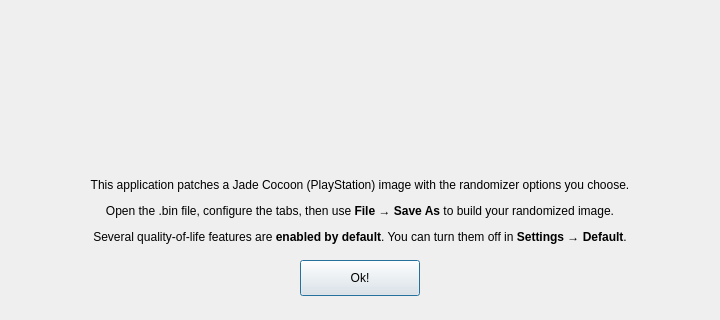
Before: the Qt Designer form src/FrontendQt/WelcomeDialog.ui in Meos4/Jade-Cocoon-Randomizer, drawn with Qt 5; both pictures show x 0 to 720 and y 140 to 460 of the 720 by 460 pixel window.
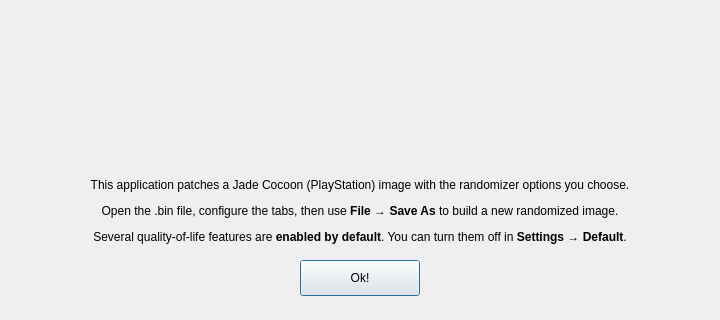
After: the same form once the commit is applied. Icons and pictures are not drawn.

Commit message: Quick clarification regarding iso generation

Diff of the .ui file:
```diff
--- a/src/FrontendQt/WelcomeDialog.ui
+++ b/src/FrontendQt/WelcomeDialog.ui
@@ -142,7 +142,7 @@
      <item>
       <widget class="QLabel" name="messageLabel">
        <property name="text">
-        <string>&lt;html&gt;&lt;head/&gt;&lt;body&gt;&lt;p align=&quot;center&quot;&gt;This application patches a Jade Cocoon (PlayStation) image with the randomizer options you choose.&lt;/p&gt;&lt;p align=&quot;center&quot;&gt;Open the .bin file, configure the tabs, then use &lt;span style=&quot; font-weight:700;&quot;&gt;File → Save As&lt;/span&gt; to build your randomized image.&lt;/p&gt;&lt;p align=&quot;center&quot;&gt;Several quality-of-life features are &lt;span style=&quot; font-weight:700;&quot;&gt;enabled by default&lt;/span&gt;. You can turn them off in &lt;span style=&quot; font-weight:700;&quot;&gt;Settings → Default&lt;/span&gt;.&lt;/p&gt;&lt;/body&gt;&lt;/html&gt;</string>
+        <string>&lt;html&gt;&lt;head/&gt;&lt;body&gt;&lt;p align=&quot;center&quot;&gt;This application patches a Jade Cocoon (PlayStation) image with the randomizer options you choose.&lt;/p&gt;&lt;p align=&quot;center&quot;&gt;Open the .bin file, configure the tabs, then use &lt;span style=&quot; font-weight:700;&quot;&gt;File → Save As&lt;/span&gt; to build a new randomized image.&lt;/p&gt;&lt;p align=&quot;center&quot;&gt;Several quality-of-life features are &lt;span style=&quot; font-weight:700;&quot;&gt;enabled by default&lt;/span&gt;. You can turn them off in &lt;span style=&quot; font-weight:700;&quot;&gt;Settings → Default&lt;/span&gt;.&lt;/p&gt;&lt;/body&gt;&lt;/html&gt;</string>
        </property>
        <property name="textFormat">
         <enum>Qt::RichText</enum>
```
